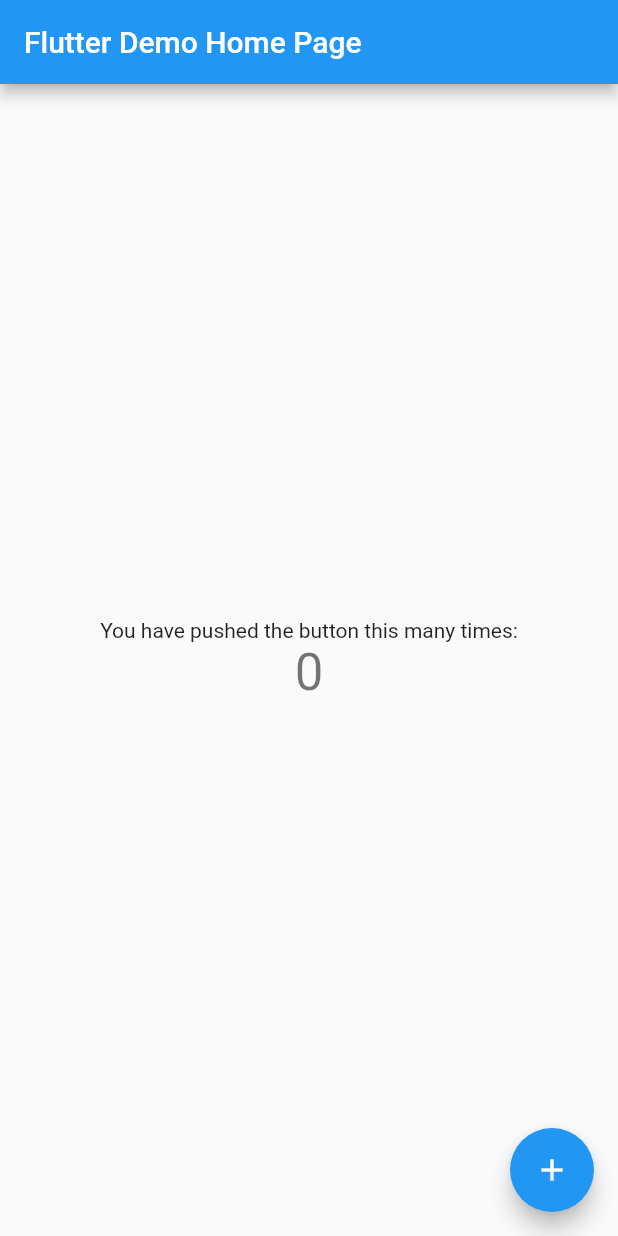
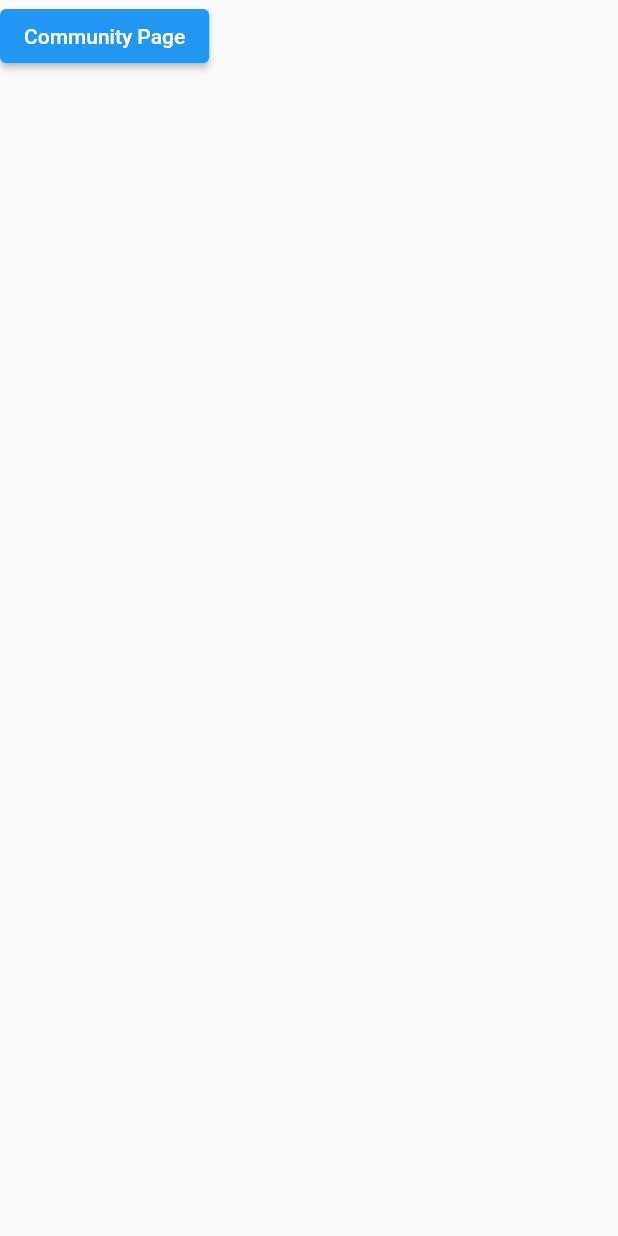
Before and after one commit to nirmitchattoo/eventorg, a Flutter app: the screen it shows after launch, on a phone screen of 412 x 824 dp. Run offline on Flutter 3.47's test engine with Material 2 defaults, Android fonts, the phone set to English and light mode, and no system bars.

Commit message:
Added Community Page & Home Page

```diff
--- a/lib/main.dart
+++ b/lib/main.dart
@@ -1,4 +1,6 @@
+import 'package:eventorg/pages/home_page.dart';
 import 'package:flutter/material.dart';
+
 
 void main() {
   runApp(const MyApp());
@@ -12,104 +14,7 @@
   Widget build(BuildContext context) {
     return MaterialApp(
       title: 'Flutter Demo',
-      theme: ThemeData(
-        // This is the theme of your application.
-        //
-        // Try running your application with "flutter run". You'll see the
-        // application has a blue toolbar. Then, without quitting the app, try
-        // changing the primarySwatch below to Colors.green and then invoke
-        // "hot reload" (press "r" in the console where you ran "flutter run",
-        // or simply save your changes to "hot reload" in a Flutter IDE).
-        // Notice that the counter didn't reset back to zero; the application
-        // is not restarted.
-        primarySwatch: Colors.blue,
-      ),
-      home: const MyHomePage(title: 'Flutter Demo Home Page'),
+      home: HomePage(),
     );
   }
 }
-
-class MyHomePage extends StatefulWidget {
-  const MyHomePage({super.key, required this.title});
-
-  // This widget is the home page of your application. It is stateful, meaning
-  // that it has a State object (defined below) that contains fields that affect
-  // how it looks.
-
-  // This class is the configuration for the state. It holds the values (in this
-  // case the title) provided by the parent (in this case the App widget) and
-  // used by the build method of the State. Fields in a Widget subclass are
-  // always marked "final".
-
-  final String title;
-
-  @override
-  State<MyHomePage> createState() => _MyHomePageState();
-}
-
-class _MyHomePageState extends State<MyHomePage> {
-  int _counter = 0;
-
-  void _incrementCounter() {
-    setState(() {
-      // This call to setState tells the Flutter framework that something has
-      // changed in this State, which causes it to rerun the build method below
-      // so that the display can reflect the updated values. If we changed
-      // _counter without calling setState(), then the build method would not be
-      // called again, and so nothing would appear to happen.
-      _counter++;
-    });
-  }
-
-  @override
-  Widget build(BuildContext context) {
-    // This method is rerun every time setState is called, for instance as done
-    // by the _incrementCounter method above.
-    //
-    // The Flutter framework has been optimized to make rerunning build methods
-    // fast, so that you can just rebuild anything that needs updating rather
-    // than having to individually change instances of widgets.
-    return Scaffold(
-      appBar: AppBar(
-        // Here we take the value from the MyHomePage object that was created by
-        // the App.build method, and use it to set our appbar title.
-        title: Text(widget.title),
-      ),
-      body: Center(
-        // Center is a layout widget. It takes a single child and positions it
-        // in the middle of the parent.
-        child: Column(
-          // Column is also a layout widget. It takes a list of children and
-          // arranges them vertically. By default, it sizes itself to fit its
-          // children horizontally, and tries to be as tall as its parent.
-          //
-          // Invoke "debug painting" (press "p" in the console, choose the
-          // "Toggle Debug Paint" action from the Flutter Inspector in Android
-          // Studio, or the "Toggle Debug Paint" command in Visual Studio Code)
-          // to see the wireframe for each widget.
-          //
-          // Column has various properties to control how it sizes itself and
-          // how it positions its children. Here we use mainAxisAlignment to
-          // center the children vertically; the main axis here is the vertical
-          // axis because Columns are vertical (the cross axis would be
-          // horizontal).
-          mainAxisAlignment: MainAxisAlignment.center,
-          children: <Widget>[
-            const Text(
-              'You have pushed the button this many times:',
-            ),
-            Text(
-              '$_counter',
-              style: Theme.of(context).textTheme.headline4,
-            ),
-          ],
-        ),
-      ),
-      floatingActionButton: FloatingActionButton(
-        onPressed: _incrementCounter,
-        tooltip: 'Increment',
-        child: const Icon(Icons.add),
-      ), // This trailing comma makes auto-formatting nicer for build methods.
-    );
-  }
-}
--- /dev/null
+++ b/lib/pages/community_page.dart
@@ -0,0 +1,10 @@
+import 'package:flutter/material.dart';
+
+class CommunityPage extends StatelessWidget {
+  const CommunityPage({super.key});
+
+  @override
+  Widget build(BuildContext context) {
+    return Container();
+  }
+}
--- /dev/null
+++ b/lib/pages/home_page.dart
@@ -0,0 +1,15 @@
+import 'package:flutter/material.dart';
+import 'community_page.dart';
+
+class HomePage extends StatelessWidget {
+  const HomePage({super.key});
+
+  @override
+  Widget build(BuildContext context) {
+    return Scaffold(
+      body: ElevatedButton(onPressed: (() {
+        Navigator.push(context, MaterialPageRoute(builder: (context)=> CommunityPage()));
+      }), child: Text('Community Page')),
+    );
+  }
+}
```
